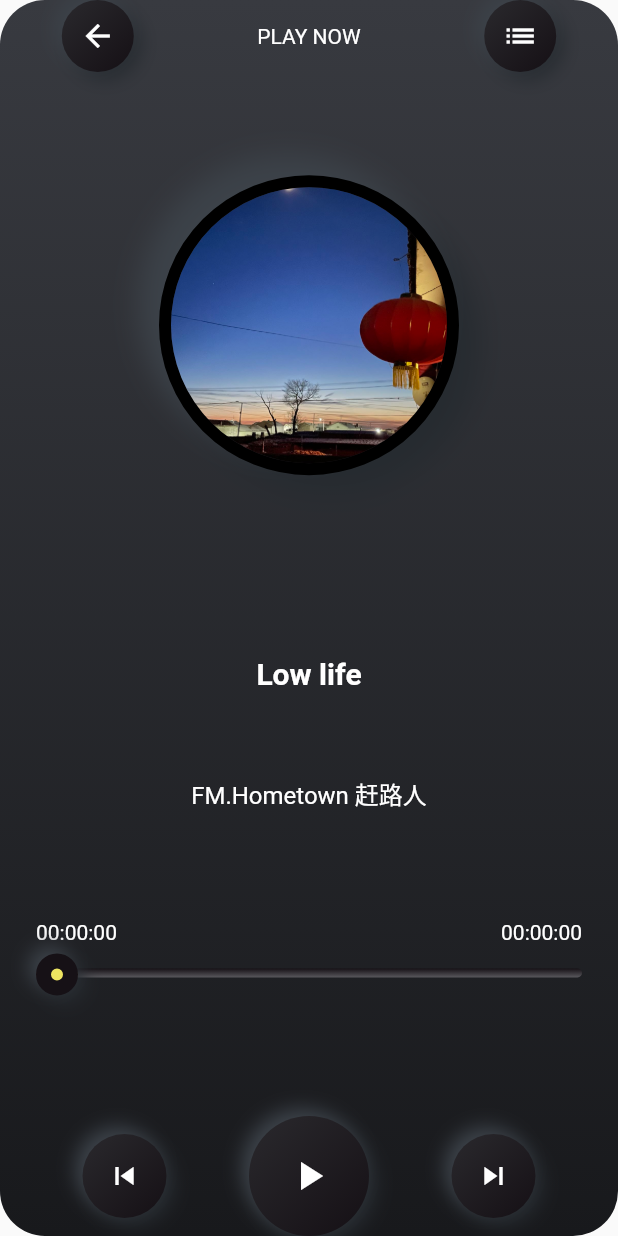
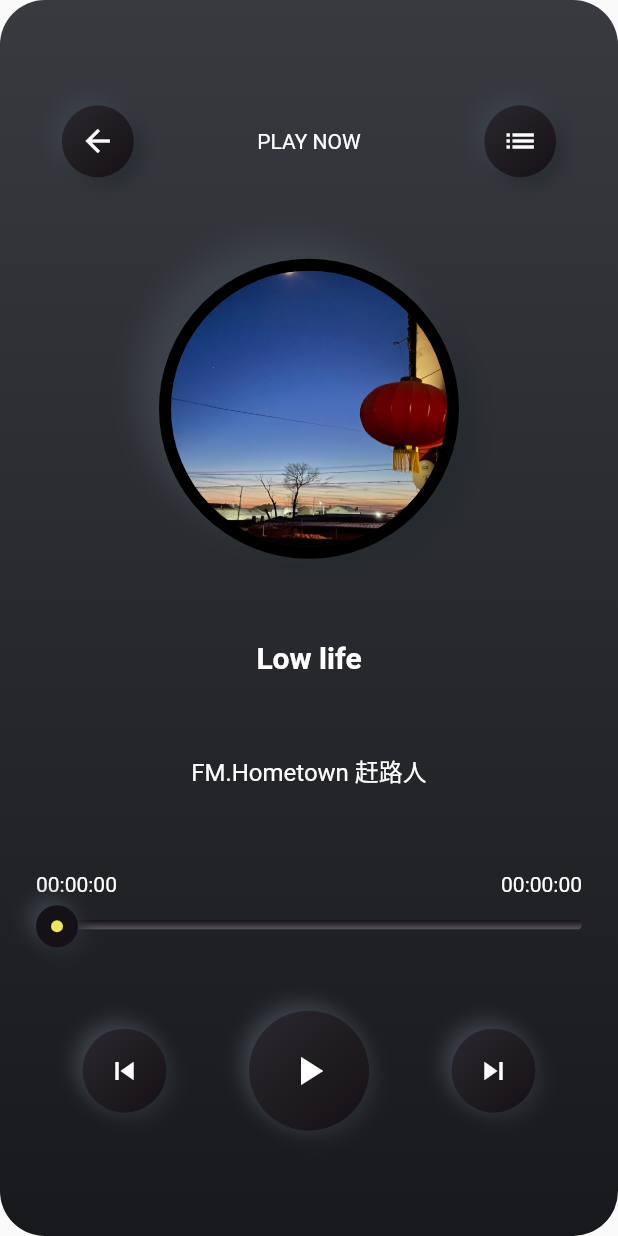
Before and after one commit to JunaYa/flutter-music-app, a Flutter app: the screen it shows after launch, on a phone screen of 412 x 824 dp. Run offline on Flutter 3.47's test engine with Material 2 defaults, Android fonts, the phone set to English and light mode, and no system bars; our stand-ins replace audioplayers, flutter_neumorphic.

Commit message:
feat: update ui

```diff
--- a/lib/components/PlayerProgressBoard.dart
+++ b/lib/components/PlayerProgressBoard.dart
@@ -60,7 +60,6 @@ class _PlayerProgressBoard extends State<PlayerProgressBoard> {
     Size size = MediaQuery.of(context).size;
     double maxPosition = size.width - 48 - 28;
     return Container(
-      margin: const EdgeInsets.only(top: 48, bottom: 68),
       padding: const EdgeInsets.only(left: 24, right: 24),
       child: Column(
         children: [
--- a/lib/pages/DribbbleMusicPlayer.dart
+++ b/lib/pages/DribbbleMusicPlayer.dart
@@ -58,30 +58,34 @@ class _DribbbleMusicPlayer extends State<DribbbleMusicPlayer>{
             crossAxisAlignment: CrossAxisAlignment.center,
             mainAxisAlignment: MainAxisAlignment.spaceBetween,
             children: [
-              // const Padding(padding: EdgeInsets.all(8)),
+              const Padding(padding: EdgeInsets.all(8)),
               const HeaderBoard(),
-              const Padding(padding: EdgeInsets.all(10)),
               AlbumBoard(player: player),
-              const Padding(padding: EdgeInsets.all(36)),
-              const Text('Low life',
+              const AspectRatio(aspectRatio: 20,
+                child: Text('Low life',
+                  textAlign: TextAlign.center,
                   style: TextStyle(
                     fontSize: 20,
                     fontWeight: FontWeight.bold,
                     color: Colors.white
-                )),
-              const Padding(padding: EdgeInsets.all(4)),
-              const Text('FM.Hometown 赶路人',
+                  )
+                )
+              ),
+              const AspectRatio(aspectRatio: 16,
+                child: Text('FM.Hometown 赶路人',
+                  textAlign: TextAlign.center,
                   style: TextStyle(
                     fontSize: 16,
                     fontWeight: FontWeight.normal,
                     color: Colors.white
+                  )
                 )
               ),
               PlayerProgressBoard(player: player),
               SafeArea(
                 child: PlayerControlBoard(player: player, url: url),
               ),
-              // const Padding(padding: EdgeInsets.all(8)),
+              const Padding(padding: EdgeInsets.all(8)),
             ],
           ),
       ),
```
Also changed, not shown: 1 other file. Lines whose indentation alone changed are shown as unchanged.
